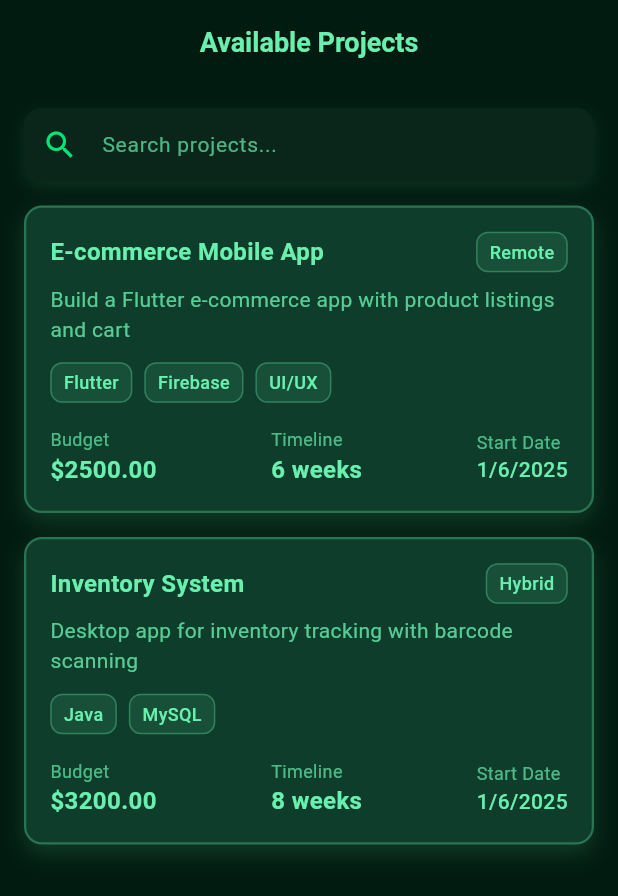
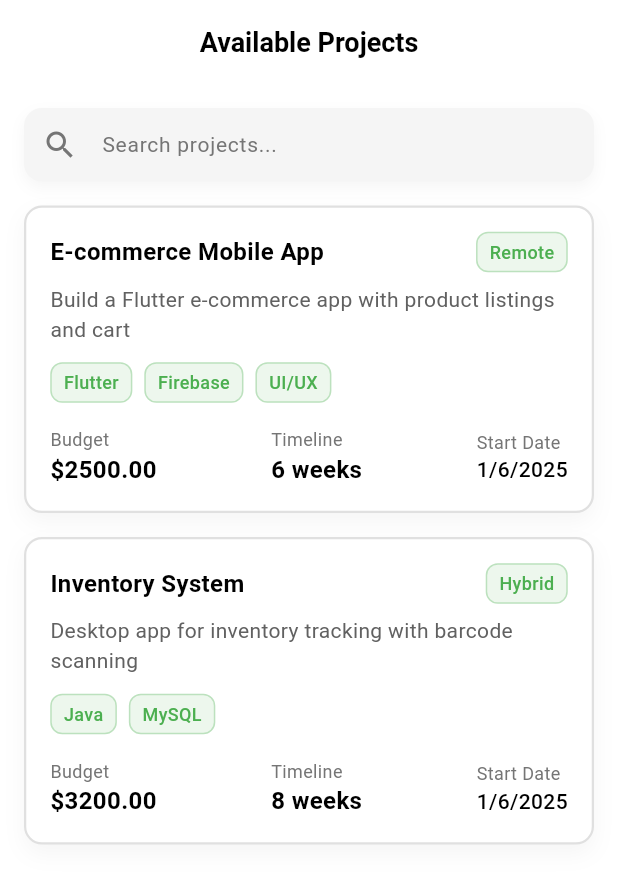
Before and after one commit to ShariqShoaib07/Virtual-Software-House, a Flutter app: the AvailableProjectsPage screen opened directly, on a phone screen of 412 x 824 dp. Shown: the top 896 px of the screen. Run offline on Flutter 3.47's test engine with Material 3 defaults, Android fonts, the phone set to English and light mode, and no system bars; our stand-ins replace file_picker, fl_chart, google_fonts, image_picker, open_file.

Commit message:
Changed Availible Project Page of Admin Dashbord

```diff
--- a/lib/available_projects_page.dart
+++ b/lib/available_projects_page.dart
@@ -38,7 +38,6 @@ class _AvailableProjectsPageState extends State<AvailableProjectsPage> {
         status: ProjectStatus.notStarted,
         jobType: "Hybrid",
       ),
-      // Add more sample projects as needed
       ...ProjectData.notStartedProjects,
     ];
     _filteredProjects = _allProjects;
@@ -65,12 +64,12 @@ class _AvailableProjectsPageState extends State<AvailableProjectsPage> {
   @override
   Widget build(BuildContext context) {
     return Scaffold(
-      backgroundColor: const Color(0xFF011B10),
+      backgroundColor: Colors.white,
       appBar: AppBar(
         title: Text(
           "Available Projects",
           style: GoogleFonts.roboto(
-            color: Colors.greenAccent,
+            color: Colors.black,
             fontSize: 18,
             fontWeight: FontWeight.w600,
           ),
@@ -78,42 +77,41 @@ class _AvailableProjectsPageState extends State<AvailableProjectsPage> {
         centerTitle: true,
         elevation: 0,
         automaticallyImplyLeading: false,
-        backgroundColor: const Color(0xFF011B10),
-        iconTheme: const IconThemeData(color: Colors.greenAccent),
+        backgroundColor: Colors.white,
+        iconTheme: IconThemeData(color: Colors.black),
       ),
       body: Column(
         children: [
-          // Search Bar
           Padding(
             padding: const EdgeInsets.all(16),
             child: Container(
               decoration: BoxDecoration(
-                color: const Color(0xFF0A261A),
+                color: Colors.grey[100],
                 borderRadius: BorderRadius.circular(12),
                 boxShadow: [
                   BoxShadow(
-                    color: Colors.greenAccent.withOpacity(0.1),
+                    color: Colors.grey.withOpacity(0.1),
                     blurRadius: 8,
-                    offset: const Offset(0, 4),
+                    offset: Offset(0, 4),
                   ),
                 ],
               ),
               child: TextField(
                 controller: _searchController,
                 style: GoogleFonts.roboto(
-                  color: Colors.greenAccent[200],
+                  color: Colors.black,
                   fontSize: 14,
                 ),
                 decoration: InputDecoration(
                   hintText: 'Search projects...',
                   hintStyle: GoogleFonts.roboto(
-                    color: Colors.greenAccent[200]!.withOpacity(0.7),
+                    color: Colors.grey[600],
                   ),
-                  prefixIcon: Icon(Icons.search, color: Colors.greenAccent[400]),
+                  prefixIcon: Icon(Icons.search, color: Colors.grey[600]),
                   filled: true,
                   fillColor: Colors.transparent,
                   border: InputBorder.none,
-                  contentPadding: const EdgeInsets.symmetric(vertical: 14, horizontal: 16),
+                  contentPadding: EdgeInsets.symmetric(vertical: 14, horizontal: 16),
                 ),
               ),
             ),
@@ -126,12 +124,12 @@ class _AvailableProjectsPageState extends State<AvailableProjectsPage> {
                 });
               },
               child: ListView.builder(
-                padding: const EdgeInsets.symmetric(horizontal: 16),
+                padding: EdgeInsets.symmetric(horizontal: 16),
                 itemCount: _filteredProjects.length,
                 itemBuilder: (context, index) {
                   final project = _filteredProjects[index];
                   return Padding(
-                    padding: const EdgeInsets.only(bottom: 16),
+                    padding: EdgeInsets.only(bottom: 16),
                     child: _buildProjectCard(project),
                   );
                 },
@@ -146,26 +144,25 @@ class _AvailableProjectsPageState extends State<AvailableProjectsPage> {
   Widget _buildProjectCard(Project project) {
     return Container(
       decoration: BoxDecoration(
-        color: const Color(0xFF0F3D2C),
+        color: Colors.white,
         borderRadius: BorderRadius.circular(12),
         boxShadow: [
           BoxShadow(
-            color: Colors.greenAccent.withOpacity(0.15),
+            color: Colors.grey.withOpacity(0.1),
             blurRadius: 12,
-            offset: const Offset(0, 6),
+            offset: Offset(0, 6),
           ),
         ],
         border: Border.all(
-          color: Colors.greenAccent.withOpacity(0.3),
+          color: Colors.grey[300]!,
           width: 1.5,
         ),
       ),
       child: Padding(
-        padding: const EdgeInsets.all(16),
+        padding: EdgeInsets.all(16),
         child: Column(
           crossAxisAlignment: CrossAxisAlignment.start,
           children: [
-            // Project Title and Status
             Row(
               mainAxisAlignment: MainAxisAlignment.spaceBetween,
               children: [
@@ -173,7 +170,7 @@ class _AvailableProjectsPageState extends State<AvailableProjectsPage> {
                   child: Text(
                     project.title,
                     style: GoogleFonts.roboto(
-                      color: Colors.greenAccent,
+                      color: Colors.black,
                       fontSize: 16,
                       fontWeight: FontWeight.bold,
                     ),
@@ -182,18 +179,18 @@ class _AvailableProjectsPageState extends State<AvailableProjectsPage> {
                   ),
                 ),
                 Container(
-                  padding: const EdgeInsets.symmetric(horizontal: 8, vertical: 4),
+                  padding: EdgeInsets.symmetric(horizontal: 8, vertical: 4),
                   decoration: BoxDecoration(
-                    color: Colors.greenAccent.withOpacity(0.1),
+                    color: Color(0xFF4CAF50).withOpacity(0.1),
                     borderRadius: BorderRadius.circular(8),
                     border: Border.all(
-                      color: Colors.greenAccent.withOpacity(0.3),
+                      color: Color(0xFF4CAF50).withOpacity(0.3),
                     ),
                   ),
                   child: Text(
                     project.jobType,
                     style: GoogleFonts.roboto(
-                      color: Colors.greenAccent,
+                      color: Color(0xFF4CAF50),
                       fontSize: 12,
                       fontWeight: FontWeight.w500,
                     ),
@@ -201,39 +198,35 @@ class _AvailableProjectsPageState extends State<AvailableProjectsPage> {
                 ),
               ],
             ),
-            const SizedBox(height: 8),
-
-            // Project Details
+            SizedBox(height: 8),
             Text(
               project.details,
               style: GoogleFonts.roboto(
-                color: Colors.greenAccent.withOpacity(0.8),
+                color: Colors.grey[700],
                 fontSize: 14,
               ),
               maxLines: 3,
               overflow: TextOverflow.ellipsis,
             ),
-            const SizedBox(height: 12),
-
-            // Requirements
+            SizedBox(height: 12),
             Wrap(
               spacing: 8,
               runSpacing: 8,
               children: project.requirements
                   .take(3)
                   .map((req) => Container(
-                padding: const EdgeInsets.symmetric(horizontal: 8, vertical: 4),
+                padding: EdgeInsets.symmetric(horizontal: 8, vertical: 4),
                 decoration: BoxDecoration(
-                  color: Colors.greenAccent.withOpacity(0.1),
+                  color: Color(0xFF4CAF50).withOpacity(0.1),
                   borderRadius: BorderRadius.circular(8),
                   border: Border.all(
-                    color: Colors.greenAccent.withOpacity(0.3),
+                    color: Color(0xFF4CAF50).withOpacity(0.3),
                   ),
                 ),
                 child: Text(
                   req,
                   style: GoogleFonts.roboto(
-                    color: Colors.greenAccent,
+                    color: Color(0xFF4CAF50),
                     fontSize: 12,
                     fontWeight: FontWeight.w500,
                   ),
@@ -241,9 +234,7 @@ class _AvailableProjectsPageState extends State<AvailableProjectsPage> {
               ))
                   .toList(),
             ),
-            const SizedBox(height: 16),
-
-            // Budget and Timeline
+            SizedBox(height: 16),
             Row(
               mainAxisAlignment: MainAxisAlignment.spaceBetween,
               children: [
@@ -254,14 +245,14 @@ class _AvailableProjectsPageState extends State<AvailableProjectsPage> {
                       "Budget",
                       style: GoogleFonts.roboto(
                         fontSize: 12,
-                        color: Colors.greenAccent.withOpacity(0.7),
+                        color: Colors.grey[600],
                       ),
                     ),
                     Text(
                       '\$${project.acceptedPrice.toStringAsFixed(2)}',
                       style: GoogleFonts.roboto(
                         fontSize: 16,
-                        color: Colors.greenAccent,
+                        color: Colors.black,
                         fontWeight: FontWeight.w600,
                       ),
                     ),
@@ -274,14 +265,14 @@ class _AvailableProjectsPageState extends State<AvailableProjectsPage> {
                       "Timeline",
                       style: GoogleFonts.roboto(
                         fontSize: 12,
-                        color: Colors.greenAccent.withOpacity(0.7),
+                        color: Colors.grey[600],
                       ),
                     ),
                     Text(
                       project.deliveryTime,
                       style: GoogleFonts.roboto(
                         fontSize: 16,
-                        color: Colors.greenAccent,
+                        color: Colors.black,
                         fontWeight: FontWeight.w600,
                       ),
                     ),
@@ -294,14 +285,14 @@ class _AvailableProjectsPageState extends State<AvailableProjectsPage> {
                       "Start Date",
                       style: GoogleFonts.roboto(
                         fontSize: 12,
-                        color: Colors.greenAccent.withOpacity(0.7),
+                        color: Colors.grey[600],
                       ),
                     ),
                     Text(
                       "${project.startDate.day}/${project.startDate.month}/${project.startDate.year}",
                       style: GoogleFonts.roboto(
                         fontSize: 14,
-                        color: Colors.greenAccent,
+                        color: Colors.black,
                         fontWeight: FontWeight.w500,
                       ),
                     ),
--- a/pubspec.yaml
+++ b/pubspec.yaml
@@ -30,21 +30,21 @@ environment:
 dependencies:
   flutter:
     sdk: flutter
-  file_picker: ^10.1.2
+  file_picker: ^10.1.9
   image_picker: ^1.1.2
   image_picker_for_web: ^3.0.6
   open_file: ^3.3.1
   path_provider: ^2.0.15
-  fl_chart: ^0.63.0
+  fl_chart: ^0.65.0
   shared_preferences: ^2.2.2
   google_fonts: ^6.1.0
   url_launcher: ^6.1.11
   permission_handler: ^11.3.0
   dio: ^5.3.3
-
   # The following adds the Cupertino Icons font to your application.
   # Use with the CupertinoIcons class for iOS style icons.
   cupertino_icons: ^1.0.8
+
 
 dev_dependencies:
   flutter_test:
```
Also changed, not shown: pubspec.lock, 2 other files.
